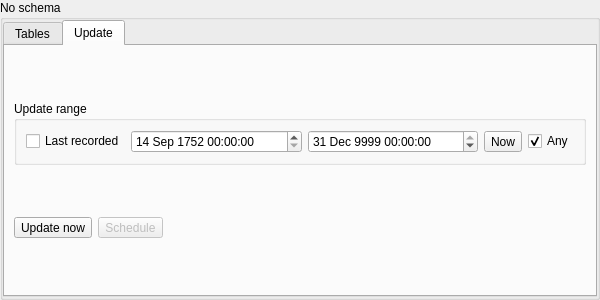
Before: the Qt Designer form ui/UI/SchemaMenu.ui in alexe-mgn/MCHSMediaAnalysis, drawn with Qt 5.
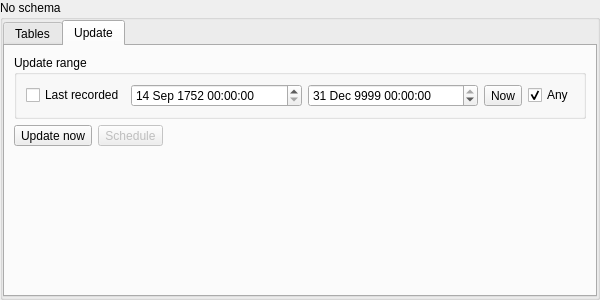
After: the same form once the commit is applied. The open tabs and pages were chosen to show the change.

Commit message: Initial UserMenu form.

Patch:
```diff
--- a/ui/UI/SchemaMenu.ui
+++ b/ui/UI/SchemaMenu.ui
@@ -140,6 +140,12 @@
       </layout>
      </widget>
      <widget class="QWidget" name="tabUpdate">
+      <property name="sizePolicy">
+       <sizepolicy hsizetype="Preferred" vsizetype="Preferred">
+        <horstretch>0</horstretch>
+        <verstretch>0</verstretch>
+       </sizepolicy>
+      </property>
       <attribute name="title">
        <string>Update</string>
       </attribute>
@@ -269,6 +275,19 @@
          </item>
         </layout>
        </item>
+       <item>
+        <spacer name="verticalSpacer">
+         <property name="orientation">
+          <enum>Qt::Vertical</enum>
+         </property>
+         <property name="sizeHint" stdset="0">
+          <size>
+           <width>20</width>
+           <height>40</height>
+          </size>
+         </property>
+        </spacer>
+       </item>
       </layout>
      </widget>
     </widget>
```
Left out of the diff: 2 changed lines with no effect on the pictures. The commit also changes 3 other files.
